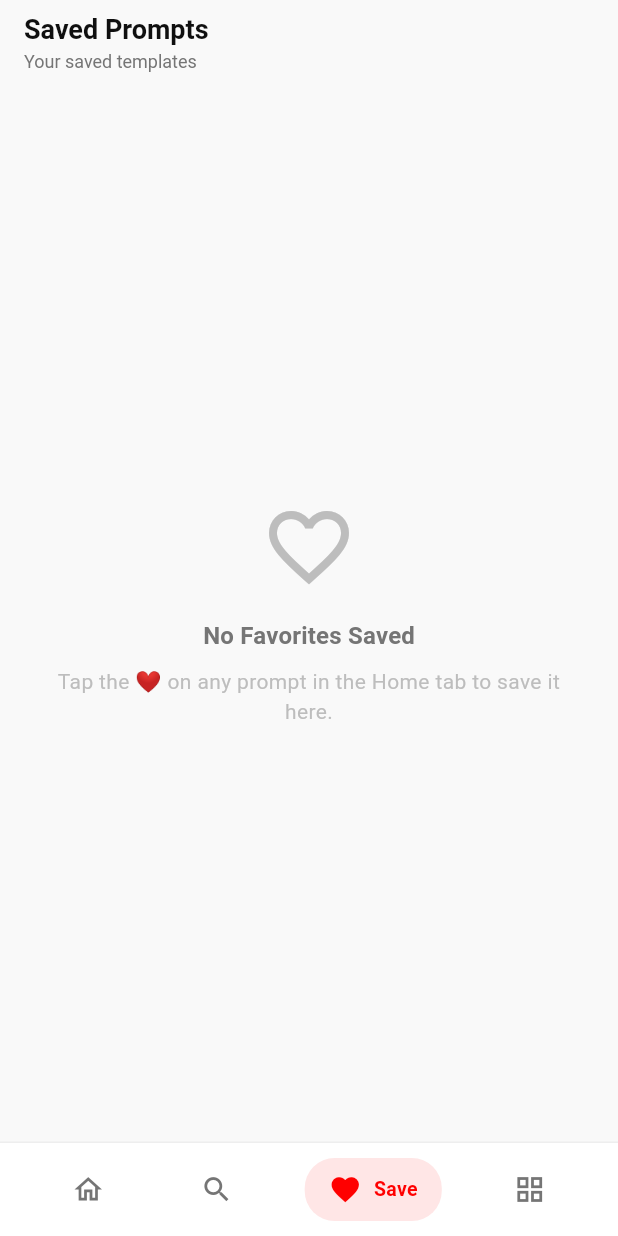
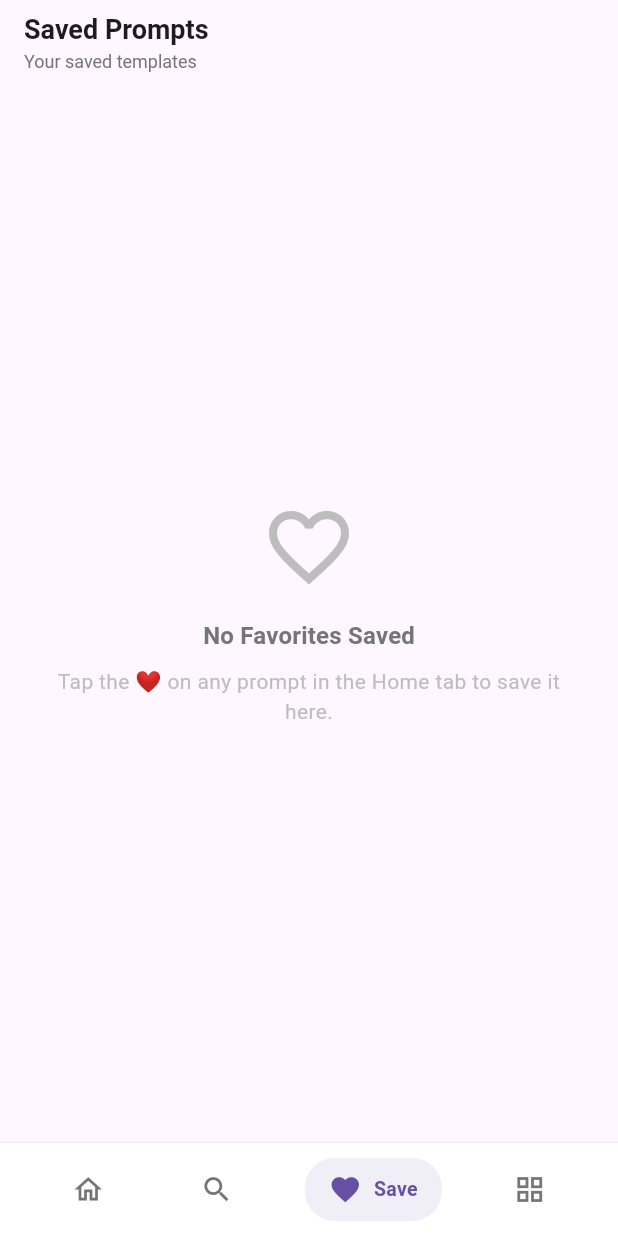
Before and after one commit to SurajChaurasia84/Top-Prompt, a Flutter app: the screen it shows after launch, item 3 of the bottom bar chosen, on a phone screen of 412 x 824 dp. Run offline on Flutter 3.47's test engine with Material 3 defaults, Android fonts, the phone set to English and light mode, and no system bars; our stand-ins replace google_mobile_ads, share_plus, shared_preferences; missing offline and left inert: external_app_launcher; network calls fail.

Commit message:
Update main.dart

```diff
--- a/lib/main.dart
+++ b/lib/main.dart
@@ -1,7 +1,7 @@
 import 'package:flutter/material.dart';
-import 'package:flutter/services.dart';
 import 'package:google_mobile_ads/google_mobile_ads.dart';
 import 'package:shared_preferences/shared_preferences.dart';
+import 'constants/app_theme.dart';
 import 'screens/mainscreen.dart';
 
 void main() async {
@@ -42,56 +42,8 @@ class _MyAppState extends State<MyApp> {
           title: 'Top Prompt',
           debugShowCheckedModeBanner: false,
           themeMode: currentMode,
-
-          // Light Theme
-          theme: ThemeData(
-            useMaterial3: true,
-            brightness: Brightness.light,
-            primaryColor: const Color(0xFFFF0000), // Red
-            scaffoldBackgroundColor: const Color(0xFFF9F9F9),
-            appBarTheme: const AppBarTheme(
-              backgroundColor: Colors.white,
-              foregroundColor: Color(0xFF0F0F0F),
-              elevation: 0,
-              surfaceTintColor: Colors.transparent,
-              systemOverlayStyle: SystemUiOverlayStyle(
-                statusBarColor: Colors.transparent,
-                statusBarIconBrightness: Brightness.dark,
-                statusBarBrightness: Brightness.light,
-              ),
-            ),
-            colorScheme: const ColorScheme.light(
-              primary: Color(0xFFFF0000),
-              secondary: Color(0xFFFF0000),
-              surface: Colors.white,
-              surfaceTint: Colors.transparent,
-            ),
-          ),
-
-          // Dark Theme
-          darkTheme: ThemeData(
-            useMaterial3: true,
-            brightness: Brightness.dark,
-            primaryColor: const Color(0xFFFF0000), // Red
-            scaffoldBackgroundColor: const Color(0xFF0F0F0F),
-            appBarTheme: const AppBarTheme(
-              backgroundColor: Color(0xFF0F0F0F),
-              foregroundColor: Colors.white,
-              elevation: 0,
-              surfaceTintColor: Colors.transparent,
-              systemOverlayStyle: SystemUiOverlayStyle(
-                statusBarColor: Colors.transparent,
-                statusBarIconBrightness: Brightness.light,
-                statusBarBrightness: Brightness.dark,
-              ),
-            ),
-            colorScheme: const ColorScheme.dark(
-              primary: Color(0xFFFF0000),
-              secondary: Color(0xFFFF0000),
-              surface: Color(0xFF1F1F1F),
-              surfaceTint: Colors.transparent,
-            ),
-          ),
+          theme: AppTheme.lightTheme,
+          darkTheme: AppTheme.darkTheme,
 
           home: MainScreen(
             themeMode: currentMode,
```
